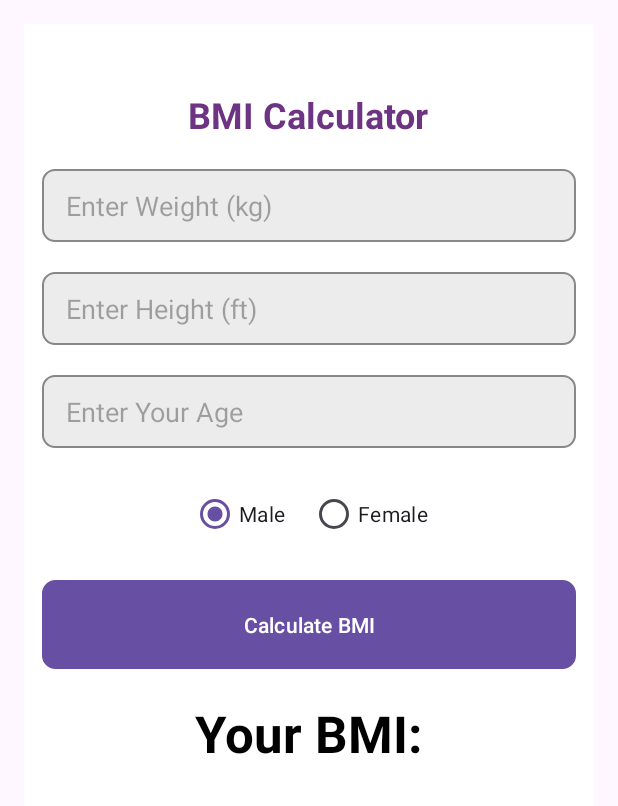
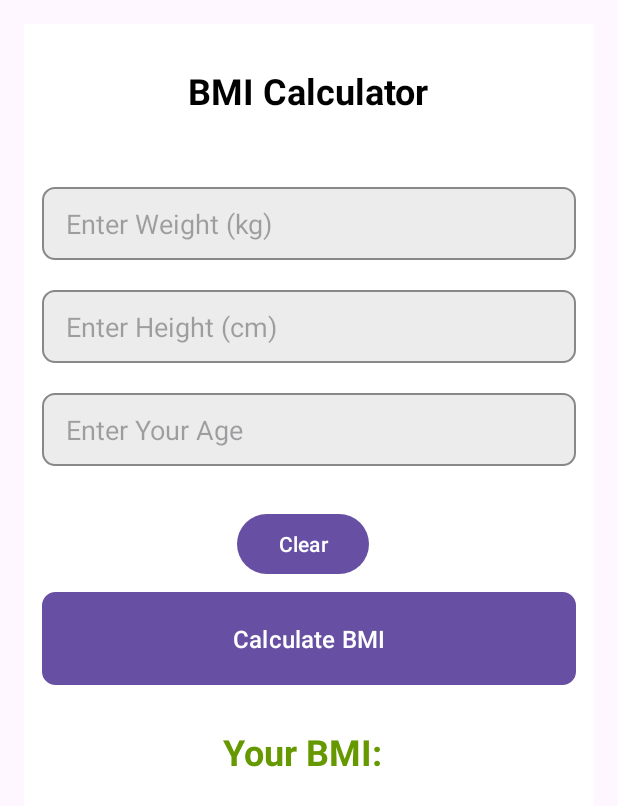
Before and after one commit to santacionx/BMI-APP, an Android app: the screen it shows after launch (MainActivity), on a phone screen of 412 x 824 dp. Shown: the top 806 px of the screen. Run offline under Robolectric (Android 15) with nearby library versions, the phone set to English and light mode, and no system bars.

Commit message:
complete bmi app

```diff
--- /dev/null
+++ b/app/src/main/res/drawable/error_border.xml
@@ -0,0 +1,10 @@
+<shape xmlns:android="http://schemas.android.com/apk/res/android"
+    android:shape="rectangle">
+   <!-- Set the background color for highlighting, here it's red -->
+    <!-- Set border width -->
+    <!-- Set border color, same as background color for simplicity -->
+    <stroke
+        android:width="2dp"
+        android:color="#FF0000" />
+    <corners android:radius="4dp" /> <!-- Set corner radius -->
+</shape>
--- /dev/null
+++ b/app/src/main/res/drawable/normal_border.xml
@@ -0,0 +1,8 @@
+<shape xmlns:android="http://schemas.android.com/apk/res/android"
+    android:shape="rectangle">
+
+    <stroke
+        android:width="2dp"
+        android:color="#C2C2C2" /> <!-- Set border width and color to highlight errors -->
+    <corners android:radius="4dp" /> <!-- Set corner radius -->
+</shape>
--- a/app/src/main/res/layout/activity_main.xml
+++ b/app/src/main/res/layout/activity_main.xml
@@ -1,34 +1,33 @@
-<androidx.constraintlayout.widget.ConstraintLayout
-    xmlns:android="http://schemas.android.com/apk/res/android"
+<androidx.constraintlayout.widget.ConstraintLayout xmlns:android="http://schemas.android.com/apk/res/android"
     xmlns:app="http://schemas.android.com/apk/res-auto"
     xmlns:tools="http://schemas.android.com/tools"
     android:layout_width="match_parent"
     android:layout_height="match_parent"
     android:layout_margin="16dp"
     android:background="@color/white"
-    android:padding="12dp"
-    tools:layout_editor_absoluteX="16dp"
-    tools:layout_editor_absoluteY="-47dp">
+    android:padding="12dp">
 
     <TextView
         android:id="@+id/textViewTitle"
         android:layout_width="wrap_content"
         android:layout_height="wrap_content"
-        android:layout_marginTop="32dp"
+        android:layout_marginTop="16dp"
         android:text="@string/bmi_calculator_title"
-        android:textColor="@color/darkPurple"
+        android:textColor="@color/black"
         android:textSize="24sp"
         android:textStyle="bold"
         app:layout_constraintEnd_toEndOf="parent"
         app:layout_constraintHorizontal_bias="0.497"
         app:layout_constraintStart_toStartOf="parent"
         app:layout_constraintTop_toTopOf="parent" />
+    <!-- Label for Weight -->
+
 
     <EditText
         android:id="@+id/edixWeight"
         android:layout_width="0dp"
         android:layout_height="wrap_content"
-        android:layout_marginTop="20dp"
+        android:layout_marginTop="48dp"
         android:background="@drawable/edittext_background"
         android:hint="@string/enter_weight_kg"
         android:inputType="numberDecimal"
@@ -38,8 +37,74 @@
         android:paddingBottom="12dp"
         android:textColor="@color/black"
         app:layout_constraintEnd_toEndOf="parent"
+        app:layout_constraintHorizontal_bias="0.0"
         app:layout_constraintStart_toStartOf="parent"
-        app:layout_constraintTop_toBottomOf="@+id/textViewTitle" />
+        app:layout_constraintTop_toBottomOf="@id/textViewTitle" />
+
+    <TextView
+        android:id="@+id/textViewBMIResult"
+        android:layout_width="wrap_content"
+        android:layout_height="wrap_content"
+        android:layout_marginTop="28dp"
+        android:text="@string/your_bmi"
+        android:textColor="@android:color/holo_green_dark"
+        android:textColorLink="#499A39"
+        android:textSize="24sp"
+        android:textStyle="bold"
+        app:layout_constraintEnd_toEndOf="parent"
+        app:layout_constraintHorizontal_bias="0.482"
+        app:layout_constraintStart_toStartOf="parent"
+        app:layout_constraintTop_toBottomOf="@+id/buttonCalculate" />
+
+    <Button
+        android:id="@+id/buttonCalculate"
+        android:layout_width="0dp"
+        android:layout_height="wrap_content"
+        android:layout_marginTop="8dp"
+        android:background="@drawable/button_background"
+        android:ellipsize="middle"
+        android:paddingStart="24dp"
+        android:paddingTop="16dp"
+        android:paddingEnd="24dp"
+        android:paddingBottom="16dp"
+        android:text="@string/calculate_bmi"
+        android:textAllCaps="false"
+        android:textColor="@android:color/white"
+        android:textColorHighlight="#950D8B"
+        android:textSize="16sp"
+        app:layout_constraintEnd_toEndOf="parent"
+        app:layout_constraintHorizontal_bias="0.0"
+        app:layout_constraintStart_toStartOf="parent"
+        app:layout_constraintTop_toBottomOf="@+id/buttonClear" />
+
+    <Button
+        android:id="@+id/buttonClear"
+        android:layout_width="wrap_content"
+        android:layout_height="wrap_content"
+        android:layout_marginTop="12dp"
+        android:text="@string/clear"
+        app:layout_constraintEnd_toEndOf="parent"
+        app:layout_constraintHorizontal_bias="0.486"
+        app:layout_constraintStart_toStartOf="parent"
+        app:layout_constraintTop_toBottomOf="@+id/radioGroupGender" />
+
+    <EditText
+        android:id="@+id/editAge"
+        android:layout_width="0dp"
+        android:layout_height="wrap_content"
+        android:layout_marginTop="20dp"
+        android:background="@drawable/edittext_background"
+        android:hint="@string/enter_your_age"
+        android:inputType="number"
+        android:paddingStart="16dp"
+        android:paddingTop="12dp"
+        android:paddingEnd="16dp"
+        android:paddingBottom="12dp"
+        android:textColor="@color/black"
+        app:layout_constraintEnd_toEndOf="parent"
+        app:layout_constraintHorizontal_bias="0.0"
+        app:layout_constraintStart_toStartOf="parent"
+        app:layout_constraintTop_toBottomOf="@id/editHeight" />
 
     <EditText
         android:id="@+id/editHeight"
@@ -55,83 +120,23 @@
         android:paddingBottom="12dp"
         android:textColor="@color/black"
         app:layout_constraintEnd_toEndOf="parent"
+        app:layout_constraintHorizontal_bias="1.0"
         app:layout_constraintStart_toStartOf="parent"
-        app:layout_constraintTop_toBottomOf="@+id/edixWeight" />
-
-    <EditText
-        android:id="@+id/editAge"
-        android:layout_width="0dp"
-        android:layout_height="wrap_content"
-        android:layout_marginTop="20dp"
-        android:background="@drawable/edittext_background"
-        android:hint="@string/enter_your_age"
-        android:inputType="number"
-        android:paddingStart="16dp"
-        android:paddingTop="12dp"
-        android:paddingEnd="16dp"
-        android:paddingBottom="12dp"
-        android:textColor="@color/black"
-        app:layout_constraintEnd_toEndOf="parent"
-        app:layout_constraintStart_toStartOf="parent"
-        app:layout_constraintTop_toBottomOf="@+id/editHeight" />
+        app:layout_constraintTop_toBottomOf="@id/edixWeight" />
 
     <RadioGroup
         android:id="@+id/radioGroupGender"
         android:layout_width="wrap_content"
         android:layout_height="wrap_content"
+        android:layout_marginTop="16dp"
         android:orientation="horizontal"
-        app:layout_constraintTop_toBottomOf="@+id/editAge"
+        app:layout_constraintEnd_toEndOf="parent"
         app:layout_constraintStart_toStartOf="parent"
-        app:layout_constraintEnd_toEndOf="parent"
-        android:layout_marginTop="20dp">
+        app:layout_constraintTop_toBottomOf="@id/editAge">
 
-        <RadioButton
-            android:id="@+id/radioMale"
-            android:layout_width="wrap_content"
-            android:layout_height="wrap_content"
-            android:layout_marginEnd="8dp"
-            android:checked="true"
-            android:text="@string/male" />
-
-        <RadioButton
-            android:id="@+id/radioFemale"
-            android:layout_width="wrap_content"
-            android:layout_height="wrap_content"
-            android:text="@string/female"
-            android:layout_marginStart="8dp" />
+        <!-- Your RadioButtons -->
 
     </RadioGroup>
 
-    <Button
-        android:id="@+id/buttonCalculate"
-        android:layout_width="0dp"
-        android:layout_height="wrap_content"
-        android:layout_marginTop="20dp"
-        android:background="@drawable/button_background"
-        android:paddingStart="24dp"
-        android:paddingTop="16dp"
-        android:paddingEnd="24dp"
-        android:paddingBottom="16dp"
-        android:text="@string/calculate_bmi"
-        android:textAllCaps="false"
-        android:textColor="@android:color/white"
-        app:layout_constraintEnd_toEndOf="parent"
-        app:layout_constraintStart_toStartOf="parent"
-        app:layout_constraintTop_toBottomOf="@+id/radioGroupGender" />
-
-    <TextView
-        android:id="@+id/textViewBMIResult"
-        android:layout_width="wrap_content"
-        android:layout_height="wrap_content"
-        android:layout_marginTop="20dp"
-        android:text="@string/your_bmi"
-        android:textColor="@color/black"
-        android:textColorLink="#499A39"
-        android:textSize="34sp"
-        android:textStyle="bold"
-        app:layout_constraintEnd_toEndOf="parent"
-        app:layout_constraintHorizontal_bias="0.5"
-        app:layout_constraintStart_toStartOf="parent"
-        app:layout_constraintTop_toBottomOf="@id/buttonCalculate" />
 
 </androidx.constraintlayout.widget.ConstraintLayout>
--- a/app/src/main/res/values/strings.xml
+++ b/app/src/main/res/values/strings.xml
@@ -1,15 +1,25 @@
 <resources>
     <string name="app_name">BMI APP</string>
     <string name="enter_weight_kg">Enter Weight (kg)</string>
-    <string name="enter_height_meters">Enter Height (ft)</string>
+    <string name="enter_height_meters">Enter Height (cm)</string>
     <string name="calculate_bmi">Calculate BMI</string>
     <string name="your_bmi">Your BMI:</string>
     <string name="bmi_calculator_title">BMI Calculator</string>
-    <string name="enter_height_in_inches">Enter Height (in)</string>
-    <string name="bmi_result">Your BMI: %s</string>
     <string name="enter_your_age">Enter Your Age</string>
     <string name="male">Male</string>
     <string name="female">Female</string>
+    <string name="bmi_result">Your BMI: %.2f\nInterpretation: %s</string>
+    <string name="age_out_of_range">Age out of range</string>
+    <string name="invalid_height">Please enter a valid height.</string>
+    <string name="invalid_weight">Please enter a valid weight.</string>
+    <string name="invalid_age">Please enter a valid age.</string>
+    <string name="invalid_input">Invalid input. Please fill in all fields.</string>
+    <string name="clear">Clear</string>
+    <string name="fill_all_fields">Please fill in all fields</string>
+    <string name="weight_label">Weight (kg)</string>
+    <string name="height_label">Height (meters)</string>
+    <string name="age_label">Age</string>
+
 
 
 </resources>
```
Also changed, not shown: app/src/main/java/com/example/bmiapp/MainActivity.kt (+134 -14 lines), app/src/main/res/drawable/bm.jpg (added).
